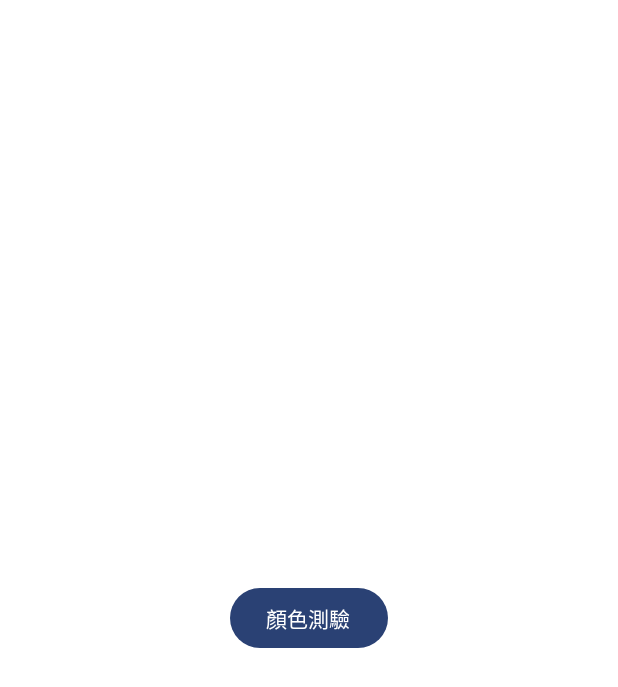
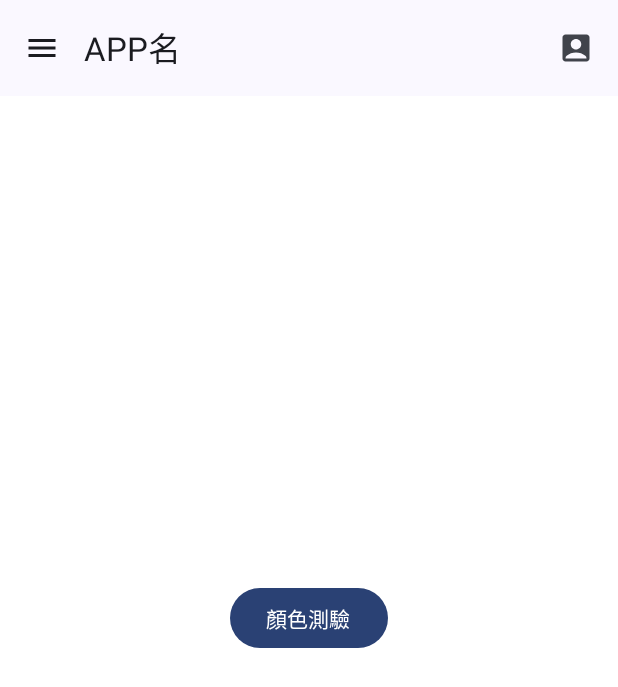
Before and after one commit to cindili1215/finalproject2, an Android app built with Jetpack Compose: the screen it shows after launch (MainActivity), on a phone screen of 412 x 824 dp. Shown: the top 687 px of the screen. Run offline under Robolectric (Android 15) with nearby library versions, the phone set to English and light mode, and no system bars.

Commit message:
選單圖式+標題+作者圖式

```diff
--- a/app/src/main/java/tw/edu/pu/csim/cindi/finalproject2/MainActivity.kt
+++ b/app/src/main/java/tw/edu/pu/csim/cindi/finalproject2/MainActivity.kt
@@ -2,16 +2,24 @@ package tw.edu.pu.csim.cindi.finalproject2
 
 import android.content.Intent
 import android.os.Bundle
+import android.widget.Toast
 import androidx.activity.ComponentActivity
 import androidx.activity.compose.setContent
 import androidx.compose.foundation.background
 import androidx.compose.foundation.layout.Arrangement
 import androidx.compose.foundation.layout.Column
 import androidx.compose.foundation.layout.fillMaxSize
+import androidx.compose.material.icons.Icons
+import androidx.compose.material.icons.filled.Menu
+import androidx.compose.material.icons.rounded.AccountBox
 import androidx.compose.material3.Button
+import androidx.compose.material3.ExperimentalMaterial3Api
+import androidx.compose.material3.Icon
+import androidx.compose.material3.IconButton
 import androidx.compose.material3.MaterialTheme
 import androidx.compose.material3.Surface
 import androidx.compose.material3.Text
+import androidx.compose.material3.TopAppBar
 import androidx.compose.runtime.Composable
 import androidx.compose.ui.Alignment
 import androidx.compose.ui.Modifier
@@ -32,6 +40,7 @@ class MainActivity : ComponentActivity() {
                 ) {
                     //Greeting("Android")
                     FirstScreen()
+                    Main()
                 }
             }
         }
@@ -58,3 +67,33 @@ fun FirstScreen() {
         }
     }
 }
+
+
+@OptIn(ExperimentalMaterial3Api::class)
+@Composable
+fun Main() {
+    val context = LocalContext.current
+
+    Column {
+        TopAppBar(
+            title = { Text(text = "APP名") },
+
+            navigationIcon = {
+                IconButton(onClick = {
+                    Toast.makeText(context, "您點選了導覽圖示", Toast.LENGTH_SHORT).show()
+                }) {
+                    Icon(Icons.Default.Menu, contentDescription = "Navigation icon")
+                }
+            },
+            actions = {
+                IconButton(
+                    onClick = { Toast.makeText(context, "作者：米納桑", Toast.LENGTH_SHORT).show() }
+                ) {
+                    Icon(Icons.Rounded.AccountBox, contentDescription = "Author")
+                }
+            }
+
+
+        )
+    }
+}
```
